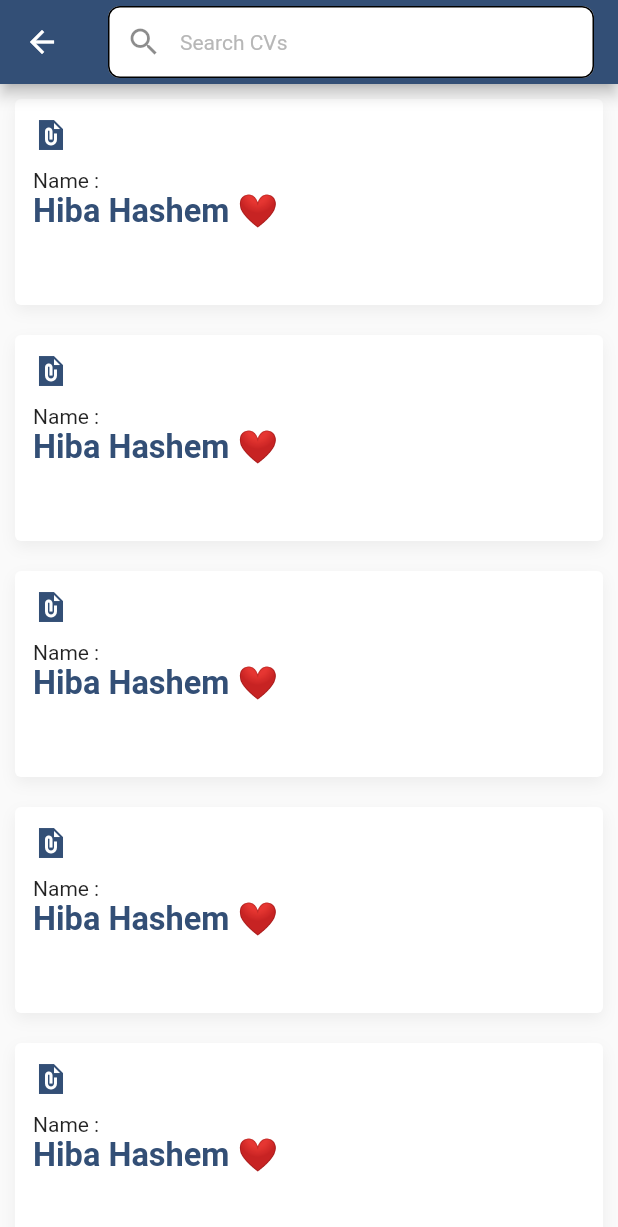
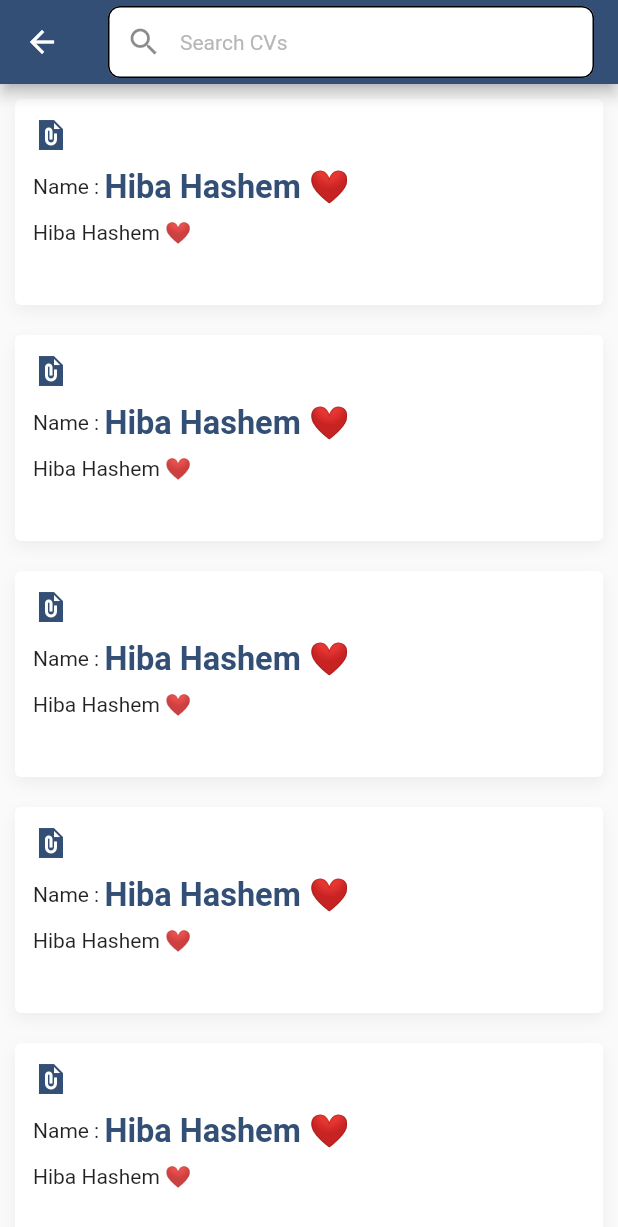
Before and after one commit to 0Ahmad0/ptc_project, a Flutter app: the screen it shows after launch, in the side drawer, after a tap on "Search", on a phone screen of 412 x 824 dp. Shown: the top 1227 px of the screen. Run offline on Flutter 3.47's test engine with Material 2 defaults, Android fonts, the phone set to English and light mode, and no system bars; our stand-ins replace animate_do, easy_localization, firebase_core, font_awesome_flutter, get; missing offline and left inert: circle_progress_bar, firedart, mysql1; accounts and stored records are empty; Roboto replaces fonts that are missing (Changa).

Commit message:
@hariri add search

```diff
--- a/lib/view/screens/search/search_view.dart
+++ b/lib/view/screens/search/search_view.dart
@@ -73,10 +73,16 @@ class BuildCVItem extends StatelessWidget {
         children: [
           Icon(Icons.file_present_sharp),
           const SizedBox(height: AppSize.s10,),
-          Text("Name : "),
-          Text("Hiba Hashem ❤️",style: getBoldStyle(
-              fontSize: Sizer.getH(context) / 38,
-              color: ColorManager.primaryColor),),
+          Row(
+            children: [
+              Text("Name : "),
+              Text("Hiba Hashem ❤️",style: getBoldStyle(
+                  fontSize: Sizer.getH(context) / 38,
+                  color: ColorManager.primaryColor),),
+            ],
+          ),
+          const SizedBox(height: AppSize.s10,),
+          Text("Hiba Hashem ❤️"),
 
         ],
       ),
```
